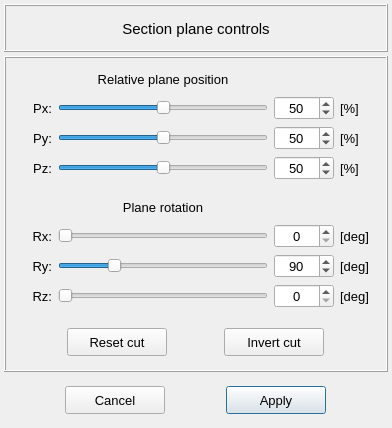
The window that pulse/interface/data/ui_files/render/section_plane_inputs.ui (open-pulse/OpenPulse) describes before a commit, drawn with Qt 5.
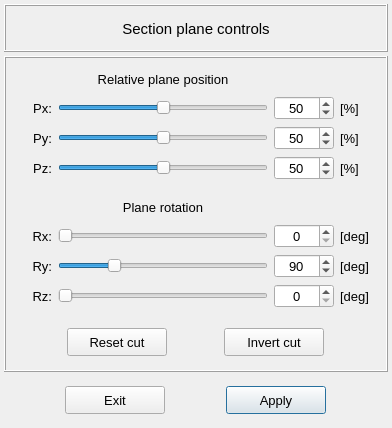
The same window after the commit.

Commit message: Replace the button text "Cancel" by "Exit"

Patch:
```diff
--- a/pulse/interface/data/ui_files/render/section_plane_inputs.ui
+++ b/pulse/interface/data/ui_files/render/section_plane_inputs.ui
@@ -931,7 +931,7 @@
          </font>
         </property>
         <property name="text">
-         <string>Cancel</string>
+         <string>Exit</string>
         </property>
        </widget>
       </item>
```
Left out of the diff: 4 changed lines with no effect on the pictures. The commit also changes 2 other files.
